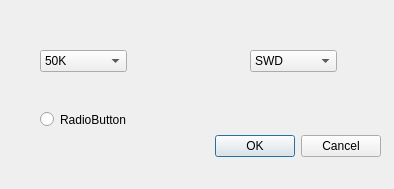
zjt-code/RSL15_Programmer, file optiondialog.ui: the form before one commit.
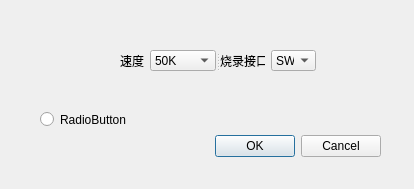
The form after the commit.

What changed in the file:
```diff
--- a/optiondialog.ui
+++ b/optiondialog.ui
@@ -9,7 +9,7 @@
    <rect>
     <x>0</x>
     <y>0</y>
-    <width>394</width>
+    <width>414</width>
     <height>189</height>
    </rect>
   </property>
@@ -32,15 +32,42 @@
     <set>QDialogButtonBox::Cancel|QDialogButtonBox::Ok</set>
    </property>
   </widget>
+  <widget class="QRadioButton" name="radioButton">
+   <property name="geometry">
+    <rect>
+     <x>40</x>
+     <y>110</y>
+     <width>115</width>
+     <height>19</height>
+    </rect>
+   </property>
+   <property name="text">
+    <string>RadioButton</string>
+   </property>
+  </widget>
+  <widget class="QSplitter" name="splitter">
+   <property name="geometry">
+    <rect>
+     <x>120</x>
+     <y>50</y>
+     <width>196</width>
+     <height>21</height>
+    </rect>
+   </property>
+   <property name="orientation">
+    <enum>Qt::Horizontal</enum>
+   </property>
+   <widget class="QWidget" name="">
+    <layout class="QHBoxLayout" name="horizontalLayout">
+     <item>
+      <widget class="QLabel" name="label">
+       <property name="text">
+        <string>速度</string>
+       </property>
+      </widget>
+     </item>
+     <item>
   <widget class="QComboBox" name="ComBoxSpeed">
-   <property name="geometry">
-    <rect>
-     <x>40</x>
-     <y>50</y>
-     <width>87</width>
-     <height>22</height>
-    </rect>
-   </property>
    <item>
     <property name="text">
      <string>50K</string>
@@ -92,15 +119,20 @@
     </property>
    </item>
   </widget>
+     </item>
+    </layout>
+   </widget>
+   <widget class="QWidget" name="">
+    <layout class="QHBoxLayout" name="horizontalLayout_2">
+     <item>
+      <widget class="QLabel" name="label_2">
+       <property name="text">
+        <string>烧录接口</string>
+       </property>
+      </widget>
+     </item>
+     <item>
   <widget class="QComboBox" name="ComBoxInterface">
-   <property name="geometry">
-    <rect>
-     <x>250</x>
-     <y>50</y>
-     <width>87</width>
-     <height>22</height>
-    </rect>
-   </property>
    <item>
     <property name="text">
      <string>SWD</string>
@@ -112,18 +144,9 @@
     </property>
    </item>
   </widget>
-  <widget class="QRadioButton" name="radioButton">
-   <property name="geometry">
-    <rect>
-     <x>40</x>
-     <y>110</y>
-     <width>115</width>
-     <height>19</height>
-    </rect>
-   </property>
-   <property name="text">
-    <string>RadioButton</string>
-   </property>
+     </item>
+    </layout>
+   </widget>
   </widget>
  </widget>
  <resources/>
```
Lines whose indentation alone changed are shown as unchanged.
